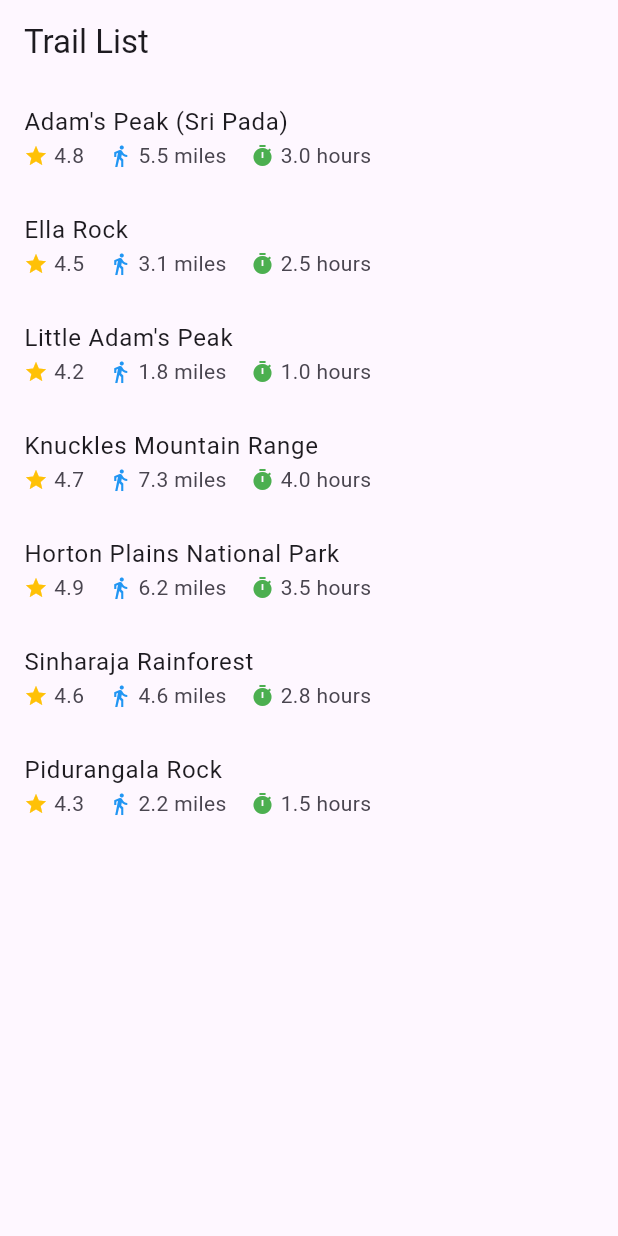
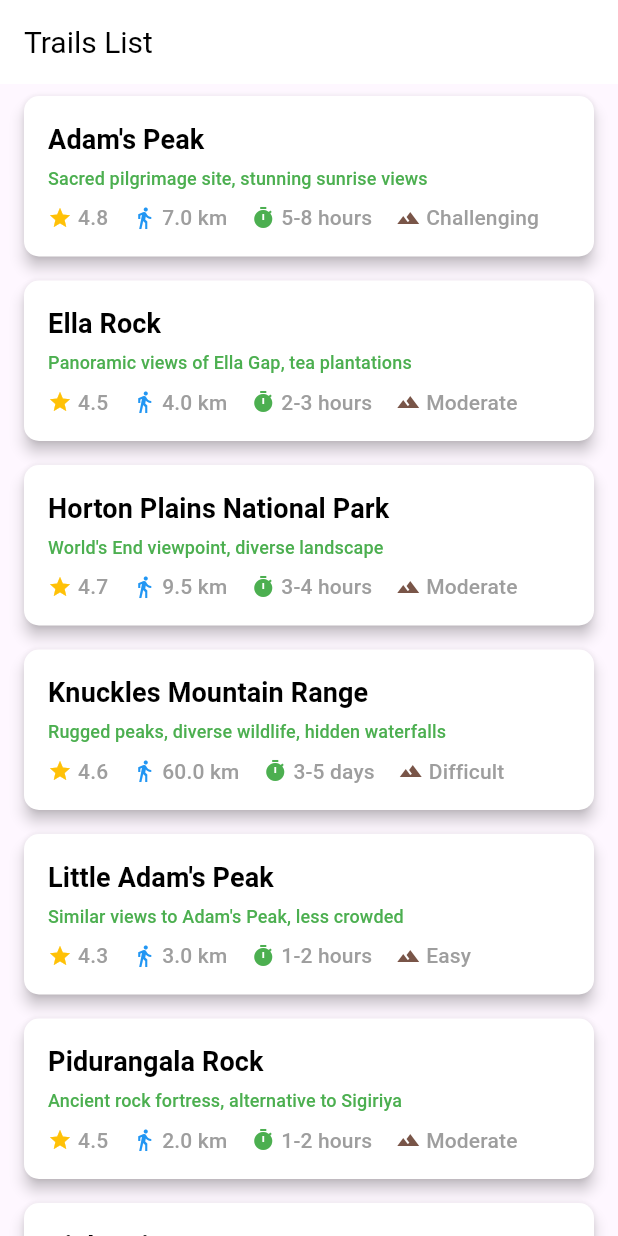
Before and after one commit to ReapredatoR/serendib_trails, a Flutter app: the TrailListScreen screen opened directly, on a phone screen of 412 x 824 dp. Run offline on Flutter 3.47's test engine with Material 3 defaults, Android fonts, the light colour scheme and no system bars.

Commit message:
app bar update

```diff
--- a/lib/screens/home_screen.dart
+++ b/lib/screens/home_screen.dart
@@ -1,4 +1,3 @@
-// lib/screens/home_screen.dart
 import 'package:flutter/material.dart';
 import 'map_screen.dart';
 import 'trail_list_screen.dart';
@@ -28,7 +27,27 @@ class _HomeScreenState extends State<HomeScreen> {
   Widget build(BuildContext context) {
     return Scaffold(
       appBar: AppBar(
-        title: Text('Serendib Trails'),
+        title: Row(
+          children: [
+            Padding(
+              padding: EdgeInsets.all(8.0),
+              child: Image.asset(
+                'lib/images/Logo.png', // Change this to your logo path
+                height: 30,
+                width: 30,
+                fit: BoxFit.contain,
+              ),
+            ),
+            Text(
+              'Serendib Trails',
+              style: TextStyle(
+                color: Colors.white,
+                fontWeight: FontWeight.bold,
+              ),
+            ),
+          ],
+        ),
+        backgroundColor: Colors.green,
       ),
       body: _widgetOptions.elementAt(_selectedIndex),
       bottomNavigationBar: BottomNavigationBar(
--- a/lib/screens/trail_list_screen.dart
+++ b/lib/screens/trail_list_screen.dart
@@ -2,58 +2,200 @@ import 'package:flutter/material.dart';
 
 class Trail {
   final String name;
-  final double miles;
-  final double time; // Time in hours
-  final double stars; // Rating out of 5
+  final double rating; // Rating out of 5
+  final double length; // Length in km
+  final String time; // Approximate time
+  final String difficulty; // Difficulty level
+  final String additionalInfo;
 
-  Trail(
-      {required this.name,
-      required this.miles,
+  Trail({
+    required this.name,
+    required this.rating,
+    required this.length,
     required this.time,
-      required this.stars});
+    required this.difficulty,
+    required this.additionalInfo,
+  });
 }
 
 class TrailListScreen extends StatelessWidget {
   final List<Trail> trails = [
-    Trail(name: "Adam's Peak (Sri Pada)", miles: 5.5, time: 3.0, stars: 4.8),
-    Trail(name: "Ella Rock", miles: 3.1, time: 2.5, stars: 4.5),
-    Trail(name: "Little Adam's Peak", miles: 1.8, time: 1.0, stars: 4.2),
-    Trail(name: "Knuckles Mountain Range", miles: 7.3, time: 4.0, stars: 4.7),
     Trail(
-        name: "Horton Plains National Park", miles: 6.2, time: 3.5, stars: 4.9),
-    Trail(name: "Sinharaja Rainforest", miles: 4.6, time: 2.8, stars: 4.6),
-    Trail(name: "Pidurangala Rock", miles: 2.2, time: 1.5, stars: 4.3)
+      name: "Adam's Peak",
+      rating: 4.8,
+      length: 7,
+      time: "5-8 hours",
+      difficulty: "Challenging",
+      additionalInfo: "Sacred pilgrimage site, stunning sunrise views",
+    ),
+    Trail(
+      name: "Ella Rock",
+      rating: 4.5,
+      length: 4,
+      time: "2-3 hours",
+      difficulty: "Moderate",
+      additionalInfo: "Panoramic views of Ella Gap, tea plantations",
+    ),
+    Trail(
+      name: "Horton Plains National Park",
+      rating: 4.7,
+      length: 9.5,
+      time: "3-4 hours",
+      difficulty: "Moderate",
+      additionalInfo: "World's End viewpoint, diverse landscape",
+    ),
+    Trail(
+      name: "Knuckles Mountain Range",
+      rating: 4.6,
+      length: 60, // Average of the range
+      time: "3-5 days",
+      difficulty: "Difficult",
+      additionalInfo: "Rugged peaks, diverse wildlife, hidden waterfalls",
+    ),
+    Trail(
+      name: "Little Adam's Peak",
+      rating: 4.3,
+      length: 3,
+      time: "1-2 hours",
+      difficulty: "Easy",
+      additionalInfo: "Similar views to Adam's Peak, less crowded",
+    ),
+    Trail(
+      name: "Pidurangala Rock",
+      rating: 4.5,
+      length: 2,
+      time: "1-2 hours",
+      difficulty: "Moderate",
+      additionalInfo: "Ancient rock fortress, alternative to Sigiriya",
+    ),
+    Trail(
+      name: "Sinharaja Forest Reserve",
+      rating: 4.7,
+      length: 15, // Average of the range
+      time: "1-3 days",
+      difficulty: "Difficult",
+      additionalInfo: "UNESCO World Heritage Site, rich biodiversity",
+    ),
+    Trail(
+      name: "Lipton's Seat",
+      rating: 4.6,
+      length: 7,
+      time: "2-3 hours",
+      difficulty: "Moderate",
+      additionalInfo: "Scenic views of tea plantations",
+    ),
+    Trail(
+      name: "Meemure",
+      rating: 4.4,
+      length: 14,
+      time: "6-7 hours",
+      difficulty: "Moderate",
+      additionalInfo: "Secluded village, traditional Sri Lankan life",
+    ),
+    Trail(
+      name: "Mini World's End",
+      rating: 4.3,
+      length: 6,
+      time: "2-3 hours",
+      difficulty: "Moderate",
+      additionalInfo: "Similar views to World's End, less crowded",
+    ),
+    // Add other top trails here
   ];
 
   @override
   Widget build(BuildContext context) {
     return Scaffold(
       appBar: AppBar(
-        title: Text('Trail List'),
+        title: Text(
+          'Trails List',
+          style: TextStyle(
+            fontSize: 20,
+            color: Colors.black, // Change color to black
+          ),
+        ),
+        backgroundColor: Colors.white,
       ),
       body: ListView.builder(
         itemCount: trails.length,
         itemBuilder: (context, index) {
-          return ListTile(
-            title: Text(trails[index].name),
-            subtitle: Row(
+          return Padding(
+            padding:
+                const EdgeInsets.symmetric(vertical: 8.0, horizontal: 16.0),
+            child: ElevatedButton(
+              onPressed: () {
+                // Navigate to trail details screen
+                // You can implement this navigation here
+              },
+              style: ElevatedButton.styleFrom(
+                elevation: 4,
+                shape: RoundedRectangleBorder(
+                  borderRadius: BorderRadius.circular(10.0),
+                ),
+                padding: EdgeInsets.all(16.0),
+                backgroundColor: Colors.white,
+              ),
+              child: Column(
+                crossAxisAlignment: CrossAxisAlignment.start,
+                children: [
+                  Text(
+                    trails[index].name,
+                    style: TextStyle(
+                      fontSize: 18,
+                      fontWeight: FontWeight.bold,
+                      color: Colors.black,
+                    ),
+                  ),
+                  SizedBox(height: 4.0),
+                  Container(
+                    width:
+                        MediaQuery.of(context).size.width - 48, // Adjust width
+                    child: Text(
+                      trails[index].additionalInfo,
+                      maxLines: 2, // Limit to 2 lines
+                      overflow: TextOverflow.ellipsis,
+                      style: TextStyle(
+                        fontSize: 12,
+                        color: Colors.green,
+                      ),
+                    ),
+                  ),
+                  SizedBox(height: 8.0),
+                  Row(
                     children: [
                       Icon(Icons.star, size: 16.0, color: Colors.amber),
                       SizedBox(width: 4.0),
-                Text('${trails[index].stars}'),
+                      Text(
+                        '${trails[index].rating}',
+                        style: TextStyle(color: Colors.grey),
+                      ),
                       SizedBox(width: 16.0),
-                Icon(Icons.directions_walk, size: 16.0, color: Colors.blue),
+                      Icon(Icons.directions_walk,
+                          size: 16.0, color: Colors.blue),
                       SizedBox(width: 4.0),
-                Text('${trails[index].miles} miles'),
+                      Text(
+                        '${trails[index].length} km',
+                        style: TextStyle(color: Colors.grey),
+                      ),
                       SizedBox(width: 16.0),
                       Icon(Icons.timer, size: 16.0, color: Colors.green),
                       SizedBox(width: 4.0),
-                Text('${trails[index].time} hours'),
+                      Text(
+                        '${trails[index].time}',
+                        style: TextStyle(color: Colors.grey),
+                      ),
+                      SizedBox(width: 16.0),
+                      Icon(Icons.terrain, size: 16.0, color: Colors.brown),
+                      SizedBox(width: 4.0),
+                      Text(
+                        trails[index].difficulty,
+                        style: TextStyle(color: Colors.grey),
+                      ),
                     ],
                   ),
-            onTap: () {
-              // Navigate to trail details screen
-            },
+                ],
+              ),
+            ),
           );
         },
       ),
```
Also changed, not shown: lib/images/Logo.png (added). Lines whose indentation alone changed are shown as unchanged.
